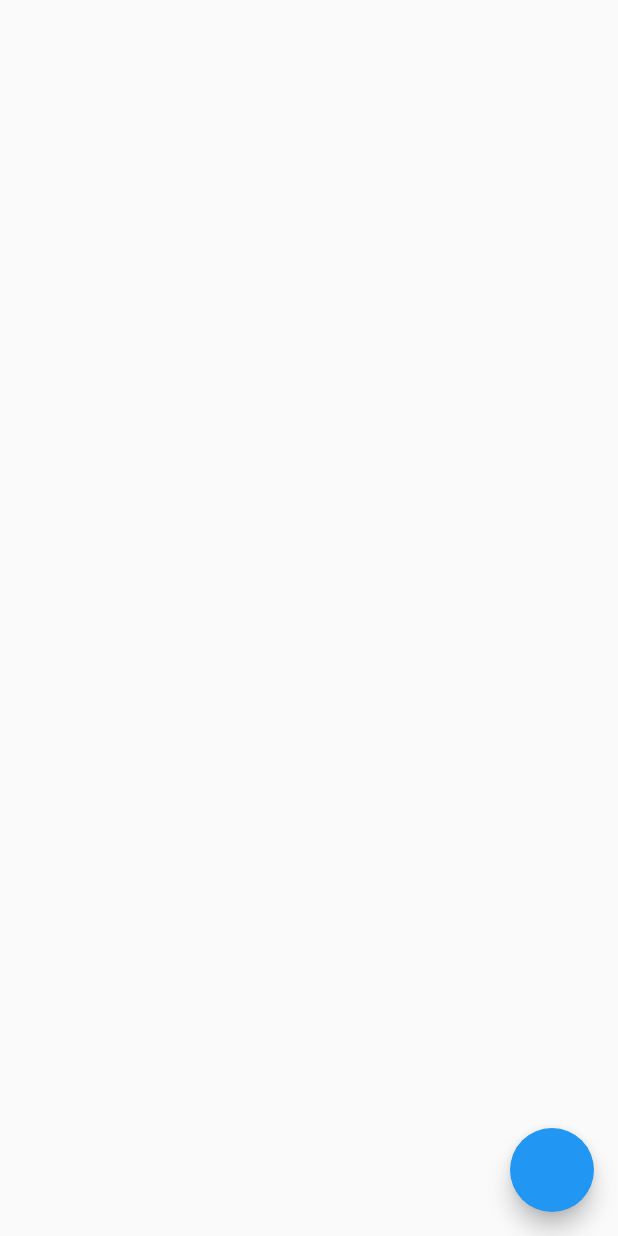
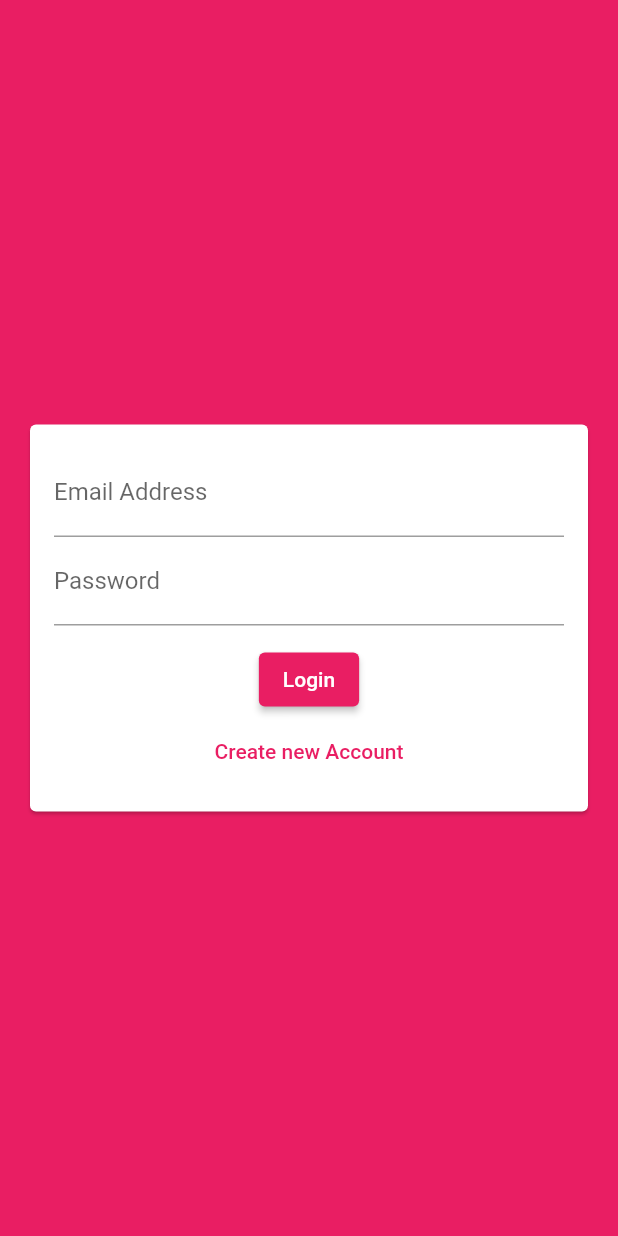
Before and after one commit to pradhumna896/chat-app, a Flutter app: the screen it shows after launch, on a phone screen of 412 x 824 dp. Run offline on Flutter 3.47's test engine with Material 2 defaults, Android fonts, the phone set to English and light mode, and no system bars; our stand-ins replace cloud_firestore, firebase_core; accounts and stored records are empty.

Commit message:
auth screen

```diff
--- a/lib/main.dart
+++ b/lib/main.dart
@@ -1,6 +1,7 @@
 import 'package:firebase_core/firebase_core.dart';
 import 'package:flutter/material.dart';
-import 'package:flutterchatapp/chat_screen.dart';
+import 'package:flutterchatapp/screens/auth_screen.dart';
+import 'package:flutterchatapp/screens/chat_screen.dart';
 
 void main() async{
    WidgetsFlutterBinding.ensureInitialized();
@@ -19,18 +20,18 @@ class MyApp extends StatelessWidget {
     return MaterialApp(
       title: 'Flutter Demo',
       theme: ThemeData(
-        // This is the theme of your application.
-        //
-        // Try running your application with "flutter run". You'll see the
-        // application has a blue toolbar. Then, without quitting the app, try
-        // changing the primarySwatch below to Colors.green and then invoke
-        // "hot reload" (press "r" in the console where you ran "flutter run",
-        // or simply save your changes to "hot reload" in a Flutter IDE).
-        // Notice that the counter didn't reset back to zero; the application
-        // is not restarted.
-        primarySwatch: Colors.blue,
+
+        primarySwatch: Colors.pink,
+        backgroundColor: Colors.pink,
+        accentColor: Colors.deepPurple,
+        accentColorBrightness: Brightness.dark,
+        buttonTheme: ButtonTheme.of(context).copyWith(
+          buttonColor: Colors.pink,
+          textTheme: ButtonTextTheme.primary,
+          shape: RoundedRectangleBorder(borderRadius: BorderRadius.circular(20))
+        )
       ),
-      home: ChatScreen(),
+      home: AuthScreen(),
     );
   }
 }
--- /dev/null
+++ b/lib/screens/auth_screen.dart
@@ -0,0 +1,21 @@
+import 'package:flutter/material.dart';
+import 'package:flutter/src/foundation/key.dart';
+import 'package:flutter/src/widgets/framework.dart';
+import 'package:flutterchatapp/widget/auth_form.dart';
+
+class AuthScreen extends StatefulWidget {
+  const AuthScreen({Key? key}) : super(key: key);
+
+  @override
+  State<AuthScreen> createState() => _AuthScreenState();
+}
+
+class _AuthScreenState extends State<AuthScreen> {
+  @override
+  Widget build(BuildContext context) {
+    return Scaffold(
+      backgroundColor: Theme.of(context).backgroundColor,
+      body: AuthForm(),
+    );
+  }
+}
--- a/lib/chat_screen.dart
+++ b/lib/screens/chat_screen.dart
@@ -13,7 +13,7 @@ class ChatScreen extends StatelessWidget {
             .snapshots(),
         builder: (context, streamSnapshot) {
           if(streamSnapshot.connectionState==ConnectionState.waiting){
-            return Center(child: CircularProgressIndicator(),);
+            return const Center(child: CircularProgressIndicator(),);
           }
           return ListView.builder(
               itemCount: streamSnapshot.data!.docs.length,
--- /dev/null
+++ b/lib/widget/auth_form.dart
@@ -0,0 +1,99 @@
+import 'package:flutter/material.dart';
+import 'package:flutter/src/foundation/key.dart';
+import 'package:flutter/src/widgets/framework.dart';
+
+class AuthForm extends StatefulWidget {
+  const AuthForm({Key? key}) : super(key: key);
+
+  @override
+  State<AuthForm> createState() => _AuthFormState();
+}
+
+class _AuthFormState extends State<AuthForm> {
+  final _formKey = GlobalKey<FormState>();
+  var _islogin = true;
+  String _userEmail="";
+  String _userName = '';
+  String _userPassword = "";
+
+
+  void _trySubmit(){
+    final isValid = _formKey.currentState!.validate();
+    FocusScope.of(context).unfocus();
+    if(isValid){
+      _formKey.currentState!.save();
+      print(_userEmail);
+      print(_userName);
+      print(_userPassword);
+    }
+  }
+
+  @override
+  Widget build(BuildContext context) {
+    return Center(
+      child: Card(
+        margin: EdgeInsets.all(20),
+        child: SingleChildScrollView(
+            child: Padding(
+          padding: const EdgeInsets.all(16.0),
+          child: Form(
+            key: _formKey,
+              child: Column(
+            mainAxisSize: MainAxisSize.min,
+            children: [
+              TextFormField(
+                validator: ((value) {
+                  if(value!.isEmpty || !value.contains("@")){
+                    return 'Please enter a valid email address';
+                  }
+                  return null;
+                }),
+                onSaved: (newValue) {
+                  _userEmail= newValue!;
+                },
+                keyboardType: TextInputType.emailAddress,
+                decoration: InputDecoration(label: Text("Email Address")),
+              ),
+              if(!_islogin)
+              TextFormField(
+                 onSaved: (newValue) {
+                  _userName= newValue!;
+                },
+                validator: (value) {
+                  if(value!.isEmpty || value.length<4){
+                    return "Please enter at least 4 charecters";
+                  }
+                  return null;
+                },
+                decoration: InputDecoration(label: Text("Username")),
+              ),
+              TextFormField(
+                 onSaved: (newValue) {
+                  _userPassword= newValue!;
+                },
+                validator: ((value) {
+                   if(value!.isEmpty || value.length<7){
+                    return 'Password must be at least 7 characters long.';
+                  }
+                  return null;
+
+                }),
+                obscureText: true,
+                decoration: InputDecoration(label: Text("Password")),
+              ),
+              SizedBox(
+                height: 12,
+              ),
+              ElevatedButton(onPressed: _trySubmit, child: Text(_islogin?"Login":"SignUp")),
+              TextButton(onPressed: (){
+                setState(() {
+                  _islogin= !_islogin;
+                });
+              }, child: Text(_islogin?"Create new Account":"I already have an account"))
+            ],
+          )),
+        )),
+      ),
+    );
+  }
+}
```
